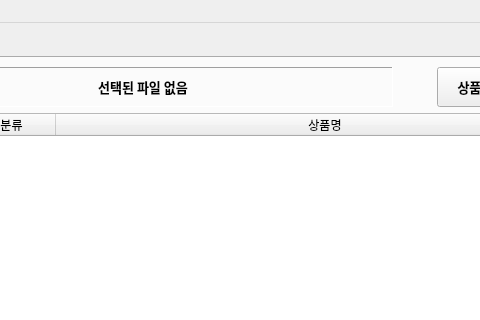
First picture: the form in ui/main_window.ui, repository Peanut0711/easy-fulfill, before the edit; both pictures show x 165 to 645 and y 0 to 320 of the 780 by 560 pixel window.
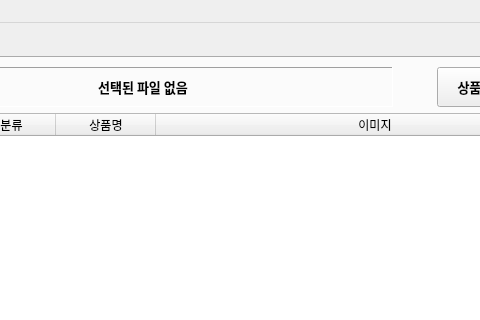
Second picture: the form after the edit. The open tabs and pages were chosen to show the change.

Commit message: 상품 분류 및 이미지 보기 추가

The edit to the form file:
```diff
--- a/ui/main_window.ui
+++ b/ui/main_window.ui
@@ -259,6 +259,11 @@
             <string>상품명</string>
            </property>
           </column>
+          <column>
+           <property name="text">
+            <string>이미지</string>
+           </property>
+          </column>
          </widget>
         </item>
         <item>
```
The commit also changes 3 other files.
